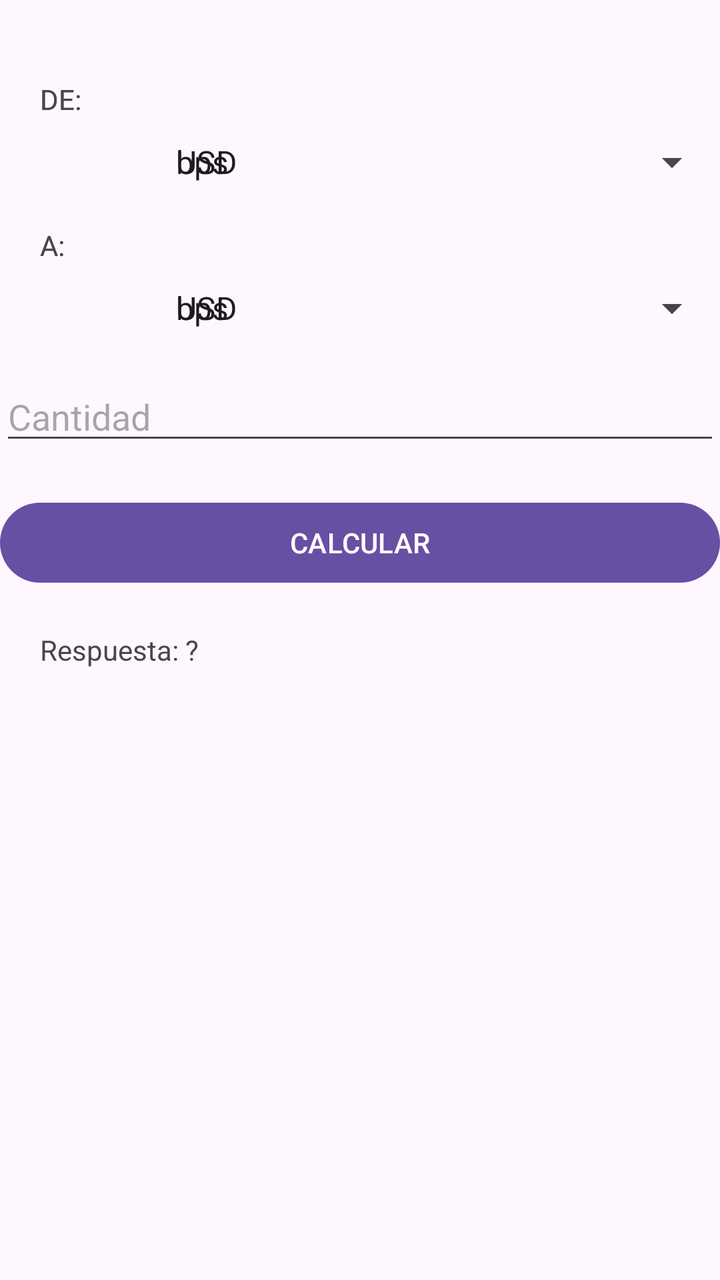
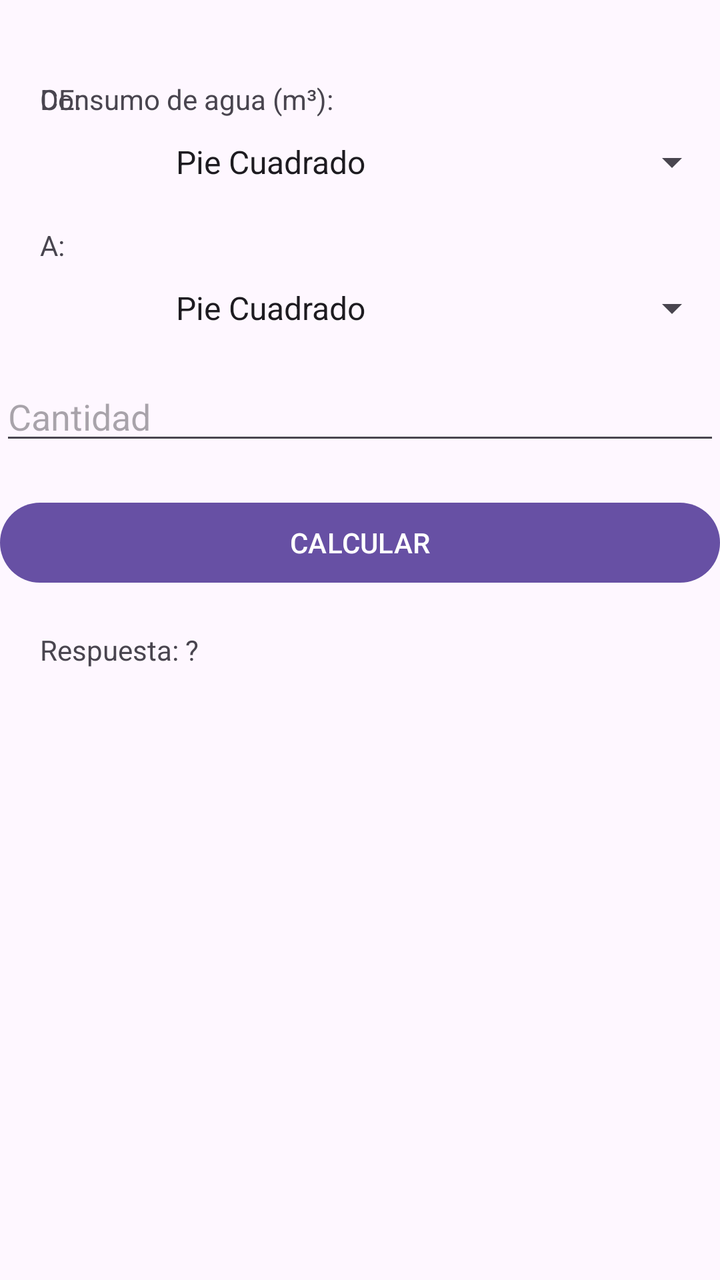

Before-and-after screenshots of an Android layout around one commit, followed by the original layout XML and the change that was made.
<!-- AndroidManifest.xml: application theme Theme.MyApplication -->
<!-- res/layout/activity_main.xml -->
<?xml version="1.0" encoding="utf-8"?>
<RelativeLayout xmlns:android="http://schemas.android.com/apk/res/android"
    xmlns:app="http://schemas.android.com/apk/res-auto"
    xmlns:tools="http://schemas.android.com/tools"
    android:id="@+id/main"
    android:layout_width="match_parent"
    android:layout_height="match_parent"
    tools:context=".MainActivity">

    <TabHost
        android:id="@+id/tbhConversor"
        android:layout_width="match_parent"
        android:layout_height="wrap_content">

        <LinearLayout
            android:layout_width="match_parent"
            android:layout_height="match_parent"
            android:orientation="vertical">

            <TabWidget
                android:id="@android:id/tabs"
                android:layout_width="match_parent"
                android:layout_height="wrap_content" />

            <FrameLayout
                android:id="@android:id/tabcontent"
                android:layout_width="match_parent"
                android:layout_height="match_parent">


                <RelativeLayout
                    android:id="@+id/tabMonedas"
                    android:layout_width="match_parent"
                    android:layout_height="match_parent"
                    android:orientation="vertical">

                    <TextView
                        android:id="@+id/lblDeMonedas"
                        android:text="DE: "
                        android:layout_marginTop="40dp"
                        android:layout_marginLeft="20dp"
                        android:layout_width="wrap_content"
                        android:layout_height="wrap_content"/>

                    <Spinner
                        android:entries="@array/monedas"
                        android:id="@+id/spnDeMonedas"
                        android:layout_below="@id/lblDeMonedas"
                        android:layout_marginLeft="80dp"
                        android:layout_marginTop="10dp"
                        android:layout_width="match_parent"
                        android:layout_height="wrap_content"/>

                    <TextView
                        android:id="@+id/lblAMonedas"
                        android:text="A: "
                        android:layout_below="@id/spnDeMonedas"
                        android:layout_marginTop="20dp"
                        android:layout_marginLeft="20dp"
                        android:layout_width="wrap_content"
                        android:layout_height="wrap_content"/>

                    <Spinner
                        android:entries="@array/monedas"
                        android:id="@+id/spnAMonedas"
                        android:layout_below="@id/lblAMonedas"
                        android:layout_marginLeft="80dp"
                        android:layout_marginTop="10dp"
                        android:layout_width="match_parent"
                        android:layout_height="wrap_content"/>
                </RelativeLayout>

                <RelativeLayout
                    android:id="@+id/tabTransferencia"
                    android:layout_width="match_parent"
                    android:layout_height="match_parent"
                    android:orientation="vertical">

                    <TextView
                        android:id="@+id/lblDeTransferencia"
                        android:text="DE: "
                        android:layout_marginTop="40dp"
                        android:layout_marginLeft="20dp"
                        android:layout_width="wrap_content"
                        android:layout_height="wrap_content"/>

                    <Spinner
                        android:entries="@array/transferencia"
                        android:id="@+id/spnDeTransferencia"
                        android:layout_below="@id/lblDeTransferencia"
                        android:layout_marginLeft="80dp"
                        android:layout_marginTop="10dp"
                        android:layout_width="match_parent"
                        android:layout_height="wrap_content"/>

                    <TextView
                        android:id="@+id/lblATransferencia"
                        android:text="A: "
                        android:layout_below="@id/spnDeTransferencia"
                        android:layout_marginTop="20dp"
                        android:layout_marginLeft="20dp"
                        android:layout_width="wrap_content"
                        android:layout_height="wrap_content"/>

                    <Spinner
                        android:entries="@array/transferencia"
                        android:id="@+id/spnATransferencia"
                        android:layout_below="@id/lblATransferencia"
                        android:layout_marginLeft="80dp"
                        android:layout_marginTop="10dp"
                        android:layout_width="match_parent"
                        android:layout_height="wrap_content"/>

                </RelativeLayout>


            </FrameLayout>
        </LinearLayout>
    </TabHost>

    
    <EditText
        android:hint="Cantidad"
        android:id="@+id/txtCantidad"
        android:layout_below="@id/tbhConversor"
        android:layout_marginTop="20dp"
        android:layout_width="match_parent"
        android:layout_height="wrap_content"/>

    <Button
        android:id="@+id/btnCalcular"
        android:layout_below="@id/txtCantidad"
        android:layout_marginTop="20dp"
        android:text="CALCULAR"
        android:layout_width="match_parent"
        android:layout_height="wrap_content"/>

    <TextView
        android:id="@+id/lblRespuesta"
        android:layout_below="@id/btnCalcular"
        android:layout_marginTop="20dp"
        android:layout_marginLeft="20dp"
        android:text="Respuesta: ?"
        android:layout_width="wrap_content"
        android:layout_height="wrap_content"/>
</RelativeLayout>
<!-- resources referenced by this layout -->
<resources>
  <string-array name="monedas">
          <item>USD</item>
          <item>EUR</item>
          <item>MXN</item>
          <item>GBP</item>
          <item>JPY</item>
          <item>AUD</item>
          <item>CAD</item>
          <item>CHF</item>
          <item>INR</item>
          <item>CNY</item>
      </string-array>
  <string-array name="transferencia">
          <item>bps</item>
          <item>kbps</item>
          <item>mbps</item>
          <item>gbps</item>
          <item>tbps</item>
          <item>bytes/s</item>
          <item>kilobytes/s</item>
          <item>megabytes/s</item>
          <item>gigabytes/s</item>
          <item>terabytes/s</item>
      </string-array>
  <style name="Theme.MyApplication" parent="Base.Theme.MyApplication" />
  <style name="Base.Theme.MyApplication" parent="Theme.Material3.DayNight.NoActionBar">
          
          
      </style>
</resources>

<!-- the commit's change to res/layout/activity_main.xml (unified diff, before → after) -->
@@ -28,14 +28,31 @@
                 android:layout_height="match_parent">
 
 
+
                 <RelativeLayout
-                    android:id="@+id/tabMonedas"
+                    android:id="@+id/tabAgua"
+                    android:layout_width="match_parent"
+                    android:layout_height="match_parent">
+
+                    <TextView
+                        android:id="@+id/lblConsumo"
+                        android:text="Consumo de agua (m³): "
+                        android:layout_marginTop="40dp"
+                        android:layout_marginLeft="20dp"
+                        android:layout_width="wrap_content"
+                        android:layout_height="wrap_content"/>
+
+
+                </RelativeLayout>
+
+                <RelativeLayout
+                    android:id="@+id/tabArea"
                     android:layout_width="match_parent"
                     android:layout_height="match_parent"
                     android:orientation="vertical">
 
                     <TextView
-                        android:id="@+id/lblDeMonedas"
+                        android:id="@+id/lblDeArea"
                         android:text="DE: "
                         android:layout_marginTop="40dp"
                         android:layout_marginLeft="20dp"
@@ -43,69 +60,27 @@
                         android:layout_height="wrap_content"/>
 
                     <Spinner
-                        android:entries="@array/monedas"
-                        android:id="@+id/spnDeMonedas"
-                        android:layout_below="@id/lblDeMonedas"
+                        android:entries="@array/areas"
+                        android:id="@+id/spnDeArea"
+                        android:layout_below="@id/lblDeArea"
                         android:layout_marginLeft="80dp"
                         android:layout_marginTop="10dp"
                         android:layout_width="match_parent"
                         android:layout_height="wrap_content"/>
 
                     <TextView
-                        android:id="@+id/lblAMonedas"
+                        android:id="@+id/lblAArea"
                         android:text="A: "
-                        android:layout_below="@id/spnDeMonedas"
+                        android:layout_below="@id/spnDeArea"
                         android:layout_marginTop="20dp"
                         android:layout_marginLeft="20dp"
                         android:layout_width="wrap_content"
                         android:layout_height="wrap_content"/>
 
                     <Spinner
-                        android:entries="@array/monedas"
-                        android:id="@+id/spnAMonedas"
-                        android:layout_below="@id/lblAMonedas"
-                        android:layout_marginLeft="80dp"
-                        android:layout_marginTop="10dp"
-                        android:layout_width="match_parent"
-                        android:layout_height="wrap_content"/>
-                </RelativeLayout>
-
-                <RelativeLayout
-                    android:id="@+id/tabTransferencia"
-                    android:layout_width="match_parent"
-                    android:layout_height="match_parent"
-                    android:orientation="vertical">
-
-                    <TextView
-                        android:id="@+id/lblDeTransferencia"
-                        android:text="DE: "
-                        android:layout_marginTop="40dp"
-                        android:layout_marginLeft="20dp"
-                        android:layout_width="wrap_content"
-                        android:layout_height="wrap_content"/>
-
-                    <Spinner
-                        android:entries="@array/transferencia"
-                        android:id="@+id/spnDeTransferencia"
-                        android:layout_below="@id/lblDeTransferencia"
-                        android:layout_marginLeft="80dp"
-                        android:layout_marginTop="10dp"
-                        android:layout_width="match_parent"
-                        android:layout_height="wrap_content"/>
-
-                    <TextView
-                        android:id="@+id/lblATransferencia"
-                        android:text="A: "
-                        android:layout_below="@id/spnDeTransferencia"
-                        android:layout_marginTop="20dp"
-                        android:layout_marginLeft="20dp"
-                        android:layout_width="wrap_content"
-                        android:layout_height="wrap_content"/>
-
-                    <Spinner
-                        android:entries="@array/transferencia"
-                        android:id="@+id/spnATransferencia"
-                        android:layout_below="@id/lblATransferencia"
+                        android:entries="@array/areas"
+                        android:id="@+id/spnAArea"
+                        android:layout_below="@id/lblAArea"
                         android:layout_marginLeft="80dp"
                         android:layout_marginTop="10dp"
                         android:layout_width="match_parent"
<!-- resource entries referenced after the edit -->
@@ -1,28 +1,13 @@
 <!-- resources referenced by this layout -->
 <resources>
-  <string-array name="monedas">
-          <item>USD</item>
-          <item>EUR</item>
-          <item>MXN</item>
-          <item>GBP</item>
-          <item>JPY</item>
-          <item>AUD</item>
-          <item>CAD</item>
-          <item>CHF</item>
-          <item>INR</item>
-          <item>CNY</item>
-      </string-array>
-  <string-array name="transferencia">
-          <item>bps</item>
-          <item>kbps</item>
-          <item>mbps</item>
-          <item>gbps</item>
-          <item>tbps</item>
-          <item>bytes/s</item>
-          <item>kilobytes/s</item>
-          <item>megabytes/s</item>
-          <item>gigabytes/s</item>
-          <item>terabytes/s</item>
+  <string-array name="areas">
+          <item>Pie Cuadrado</item>
+          <item>Vara Cuadrada</item>
+          <item>Yarda Cuadrada</item>
+          <item>Metro Cuadrado</item>
+          <item>Tareas</item>
+          <item>Manzana</item>
+          <item>Hectárea</item>
       </string-array>
   <style name="Theme.MyApplication" parent="Base.Theme.MyApplication" />
   <style name="Base.Theme.MyApplication" parent="Theme.Material3.DayNight.NoActionBar">
